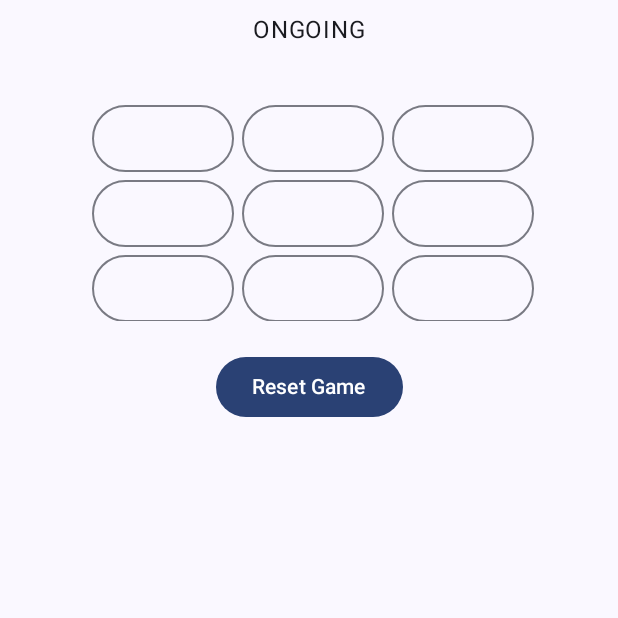
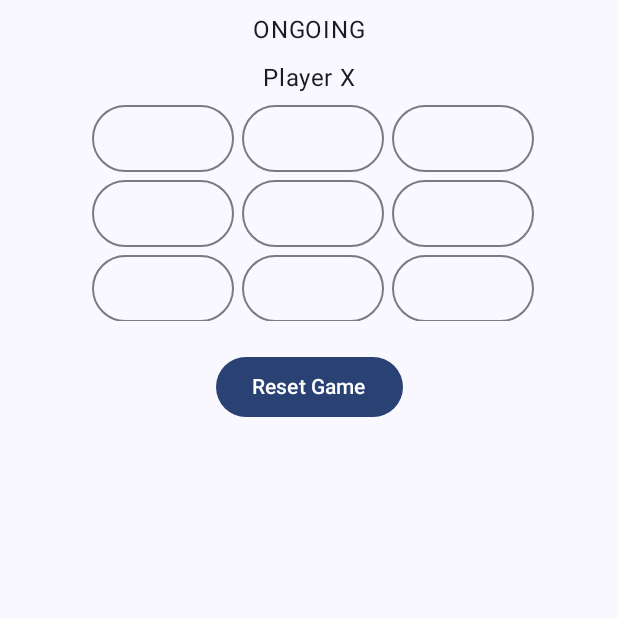
Before and after one commit to 2025-DEV2-010/Tic-Tac-Toe, an Android app built with Jetpack Compose: the screen it shows after launch (MainActivity), on a phone screen of 412 x 824 dp, the top half of it. Run offline under Robolectric (Android 15) with nearby library versions, the phone set to English and light mode, and no system bars.

Commit message:
refactor: UI optimization & enhancements

```diff
--- a/app/src/main/java/com/kata/tictactoe/domain/model/CellState.kt
+++ b/app/src/main/java/com/kata/tictactoe/domain/model/CellState.kt
@@ -1,3 +1,3 @@
 package com.kata.tictactoe.domain.model
 
-enum class CellState { X, EMPTY, O }
+enum class CellState { X, EMPTY, O, INVALID }
--- a/app/src/main/java/com/kata/tictactoe/presentation/GameBoardScreen.kt
+++ b/app/src/main/java/com/kata/tictactoe/presentation/GameBoardScreen.kt
@@ -16,15 +16,21 @@ import androidx.compose.runtime.Composable
 import androidx.compose.runtime.getValue
 import androidx.compose.ui.Alignment
 import androidx.compose.ui.Modifier
+import androidx.compose.ui.res.stringResource
 import androidx.compose.ui.unit.dp
 import androidx.lifecycle.compose.collectAsStateWithLifecycle
 import androidx.lifecycle.viewmodel.compose.viewModel
+import com.kata.tictactoe.R
 import com.kata.tictactoe.domain.model.CellState
 import com.kata.tictactoe.domain.model.GameOutcome
+import com.kata.tictactoe.presentation.model.GameProgress
 import com.kata.tictactoe.presentation.viewmodel.GameBoardViewModel
 
 @Composable
-fun GameBoardScreen(innerPadding: PaddingValues) {
+fun GameBoardScreen(
+    innerPadding: PaddingValues,
+    viewModel: GameBoardViewModel = viewModel<GameBoardViewModel>()
+) {
 
     Column(
         modifier = Modifier
@@ -32,19 +38,11 @@ fun GameBoardScreen(innerPadding: PaddingValues) {
             .padding(innerPadding),
         horizontalAlignment = Alignment.CenterHorizontally
     ) {
-        val viewModel = viewModel<GameBoardViewModel>()
-
         val gameProgressState by viewModel.gameProgressState.collectAsStateWithLifecycle()
 
-        Text(
-            modifier = Modifier.padding(top = 8.dp),
-            text = gameProgressState.gameOutComeStatus.name
-        )
-
-        Text(
-            modifier = Modifier.padding(top = 8.dp),
-            text = gameProgressState.statusMessage ?: ""
-        )
+        StatusComponent(gameProgressState) {
+            viewModel.resetGame()
+        }
 
         LazyColumn {
             itemsIndexed(
@@ -56,6 +54,7 @@ fun GameBoardScreen(innerPadding: PaddingValues) {
                     ) { columnIndex, columnItem ->
                         val cellState =
                             gameProgressState.playerMovedPositions[rowIndex][columnIndex]
+
                         CellComponent(cellState) {
                             viewModel.updatePlayMoveStatus(rowIndex, columnIndex)
                         }
@@ -67,18 +66,48 @@ fun GameBoardScreen(innerPadding: PaddingValues) {
         Button(
             modifier = Modifier.padding(top = 20.dp),
             onClick = {
-            viewModel.resetGame()
-        }) {
+                viewModel.resetGame()
+            }) {
             Text("Reset Game")
         }
 
-
         if (gameProgressState.gameOutComeStatus == GameOutcome.WIN) {
-            ShowWinDialog(gameProgressState.currentMovePlayer.name) {
+            ShowAlertDialog(
+                name = gameProgressState.currentMovePlayer.name,
+                msg = stringResource(R.string.win_msg, gameProgressState.currentMovePlayer.name)
+            ) {
                 viewModel.resetGame()
             }
         }
     }
+}
+
+@Composable
+fun StatusComponent(gameProgressState: GameProgress, onClick: () -> Unit) {
+    Text(
+        modifier = Modifier.padding(top = 8.dp),
+        text = gameProgressState.gameOutComeStatus.name
+    )
+
+    val statusMessage = if (gameProgressState.isDraw) {
+        ShowAlertDialog(
+            name = gameProgressState.currentMovePlayer.name,
+            msg = stringResource(R.string.game_draw),
+            onClick = onClick
+        )
+        stringResource(R.string.move_draw)
+    } else {
+        when (gameProgressState.statusMessage) {
+            CellState.X, CellState.EMPTY -> stringResource(R.string.move_playerX)
+            CellState.O -> stringResource(R.string.move_playerY)
+            CellState.INVALID -> stringResource(R.string.move_invalid)
+        }
+    }
+
+    Text(
+        modifier = Modifier.padding(top = 8.dp),
+        text = statusMessage
+    )
 }
 
 @Composable
--- a/app/src/main/java/com/kata/tictactoe/presentation/ShowWinDialog.kt
+++ b/app/src/main/java/com/kata/tictactoe/presentation/ShowAlertDialog.kt
@@ -11,7 +11,7 @@ import androidx.compose.ui.Alignment
 import androidx.compose.ui.Modifier
 
 @Composable
-fun ShowWinDialog(name: String, onClick: () -> Unit) {
+fun ShowAlertDialog(name: String, msg: String, onClick: () -> Unit) {
     Column(
         modifier = Modifier.fillMaxSize(),
         verticalArrangement = Arrangement.Center,
@@ -25,7 +25,7 @@ fun ShowWinDialog(name: String, onClick: () -> Unit) {
                 Text(text = "Tic Tac Toe")
             },
             text = {
-                Text("Hey Player $name congratulations, you've won the Game")
+                Text(msg)
             },
             confirmButton = {
                 TextButton(
--- a/app/src/main/java/com/kata/tictactoe/presentation/model/GameProgress.kt
+++ b/app/src/main/java/com/kata/tictactoe/presentation/model/GameProgress.kt
@@ -12,6 +12,7 @@ data class GameProgress(
         }
     },
     val currentMovePlayer: Player = Player.X,
-    val statusMessage: String? = null,
-    val gameOutComeStatus: GameOutcome = GameOutcome.ONGOING
+    val statusMessage: CellState = CellState.X,
+    val gameOutComeStatus: GameOutcome = GameOutcome.ONGOING,
+    val isDraw: Boolean = false
 )
--- a/app/src/main/res/values/strings.xml
+++ b/app/src/main/res/values/strings.xml
@@ -1,3 +1,9 @@
 <resources>
     <string name="app_name">TicTacToe</string>
+    <string name="move_draw">Draw</string>
+    <string name="move_playerX">Player X</string>
+    <string name="move_playerY">Player O</string>
+    <string name="move_invalid">Invalid Move</string>
+    <string name="win_msg">Hey Player %1$s congratulations, you\'ve won the Game</string>
+    <string name="game_draw">Oops, game drawn!!</string>
 </resources>
```
Also changed, not shown: app/src/main/java/com/kata/tictactoe/presentation/viewmodel/GameBoardViewModel.kt (+18 -13 lines).
